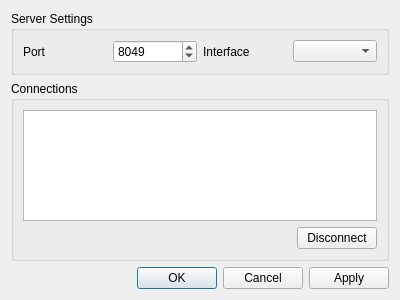
First picture: the form in STiTCH/STiTCHDialog.ui, repository dgraves/iTCH, before the edit.
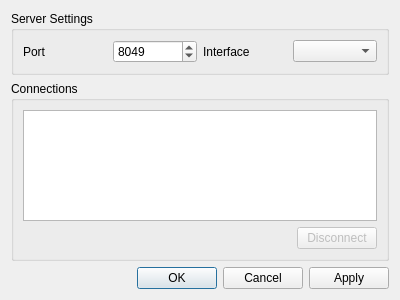
Second picture: the form after the edit.

Commit message: Implemented basic server functionality

Patch:
```diff
--- a/STiTCH/STiTCHDialog.ui
+++ b/STiTCH/STiTCHDialog.ui
@@ -101,6 +101,9 @@
         </item>
         <item>
          <widget class="QPushButton" name="disconnectButton">
+          <property name="enabled">
+           <bool>false</bool>
+          </property>
           <property name="text">
            <string>Disconnect</string>
           </property>
```
Left out of the diff: 61 changed lines with no effect on the pictures. The commit also changes 2 other files.
